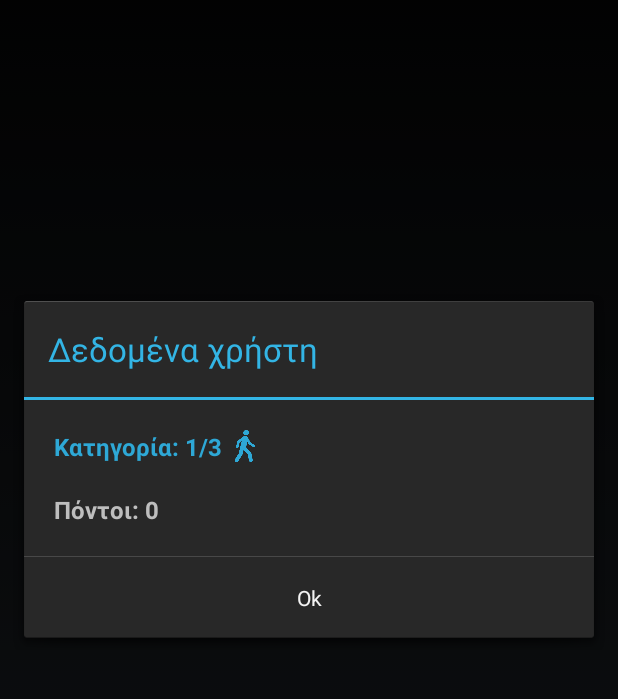
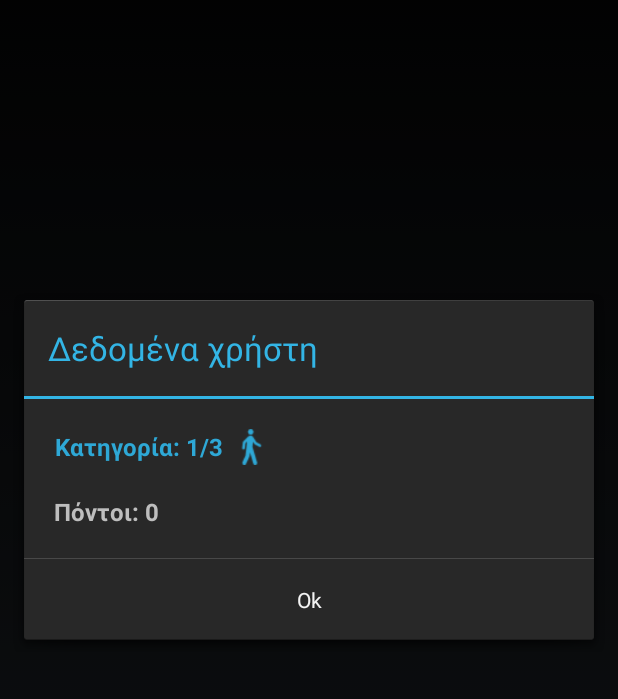
Before and after one commit to evabat/SDY60_GE5, an Android app: the screen it shows after launch (MapsActivity), in the options menu, after a tap on "Προβολή δεδομένων χρήστη", on a phone screen of 412 x 824 dp, the part 148-847 px from its top. Run offline under Robolectric (Android 15) with nearby library versions, the phone set to English and light mode, and no system bars; our stand-ins replace Firebase (no records; nobody signed in at launch, a user with empty details on screens opened directly).

Commit message:
fixed min sdk appearance issue and disabled horizontal mode

```diff
--- a/mobile/app/build.gradle
+++ b/mobile/app/build.gradle
@@ -9,6 +9,7 @@ android {
         versionCode 1
         versionName "1.0"
         testInstrumentationRunner "android.support.test.runner.AndroidJUnitRunner"
+        vectorDrawables.useSupportLibrary = true
     }
     buildTypes {
         release {
--- a/mobile/app/src/main/AndroidManifest.xml
+++ b/mobile/app/src/main/AndroidManifest.xml
@@ -15,7 +15,7 @@
 
     <application
         android:allowBackup="true"
-        android:icon="@mipmap/ic_launcher"
+        android:icon="@drawable/mappingicon"
         android:label="@string/app_name"
         android:roundIcon="@drawable/mappingicon"
         android:supportsRtl="true"
@@ -34,7 +34,9 @@
 
         <activity
             android:name=".MapsActivity"
-            android:label="@string/title_activity_maps">
+            android:label="@string/title_activity_maps"
+            android:screenOrientation="portrait"
+            android:configChanges="orientation|keyboardHidden">
             <intent-filter>
                 <action android:name="android.intent.action.MAIN" />
 
--- a/mobile/app/src/main/java/com/eap/sdy60/ge4/eva_b/mapping/MapsActivity.java
+++ b/mobile/app/src/main/java/com/eap/sdy60/ge4/eva_b/mapping/MapsActivity.java
@@ -604,7 +604,7 @@ public class MapsActivity extends FragmentActivity implements OnMapReadyCallback
                         int pathType = 0;
                         ArrayList<LatLng> pathArr = new ArrayList<>();
                         int i = 0;
-                        if (pathSnapshot.child("typeInt") != null) {
+                        if (pathSnapshot.child("typeInt") != null && pathSnapshot.child("typeInt").getValue() != null) {
                             pathType = Integer.parseInt(pathSnapshot.child("typeInt").getValue().toString());
                         }
                         for (DataSnapshot pointSnapshot : pathSnapshot.getChildren()) {
--- a/mobile/app/src/main/res/drawable/babycarticon.xml
+++ b/mobile/app/src/main/res/drawable/babycarticon.xml
@@ -2,7 +2,9 @@
 <layer-list xmlns:android="http://schemas.android.com/apk/res/android">
     <item
         android:drawable="@drawable/iconbabycart"
-        android:width="30dp"
-        android:height="22dp"
+        android:width="32dp"
+        android:height="24dp"
+        android:layout_marginLeft="10dp"
+        android:gravity="center_vertical"
         />
 </layer-list>
--- a/mobile/app/src/main/res/drawable/endicon.xml
+++ b/mobile/app/src/main/res/drawable/endicon.xml
@@ -2,7 +2,7 @@
 <layer-list xmlns:android="http://schemas.android.com/apk/res/android">
     <item
         android:drawable="@drawable/iconend"
-        android:width="29dp"
-        android:height="22dp"
+        android:width="32dp"
+        android:height="24dp"
         />
 </layer-list>
--- a/mobile/app/src/main/res/drawable/onfooticon.xml
+++ b/mobile/app/src/main/res/drawable/onfooticon.xml
@@ -2,7 +2,9 @@
 <layer-list xmlns:android="http://schemas.android.com/apk/res/android">
     <item
         android:drawable="@drawable/icononfoot"
-        android:width="22dp"
-        android:height="21dp"
+        android:width="32dp"
+        android:height="24dp"
+        android:layout_marginLeft="10dp"
+        android:gravity="center_vertical"
         />
 </layer-list>
--- a/mobile/app/src/main/res/drawable/putpointicon.xml
+++ b/mobile/app/src/main/res/drawable/putpointicon.xml
@@ -2,7 +2,7 @@
 <layer-list xmlns:android="http://schemas.android.com/apk/res/android">
     <item
         android:drawable="@drawable/iconputpoint"
-        android:width="27dp"
+        android:width="32dp"
         android:height="24dp"
         />
 </layer-list>
--- a/mobile/app/src/main/res/drawable/starticon.xml
+++ b/mobile/app/src/main/res/drawable/starticon.xml
@@ -2,7 +2,7 @@
 <layer-list xmlns:android="http://schemas.android.com/apk/res/android">
     <item
         android:drawable="@drawable/iconstart"
-        android:width="29dp"
-        android:height="22dp"
+        android:width="32dp"
+        android:height="24dp"
         />
 </layer-list>
--- a/mobile/app/src/main/res/drawable/undoicon.xml
+++ b/mobile/app/src/main/res/drawable/undoicon.xml
@@ -2,7 +2,7 @@
 <layer-list xmlns:android="http://schemas.android.com/apk/res/android">
     <item
         android:drawable="@drawable/iconundo"
-        android:width="27dp"
+        android:width="32dp"
         android:height="24dp"
         />
 </layer-list>
--- a/mobile/app/src/main/res/layout/activity_maps.xml
+++ b/mobile/app/src/main/res/layout/activity_maps.xml
@@ -31,7 +31,7 @@
             android:layout_alignParentTop="true"
             android:layout_alignParentEnd="true"
             android:layout_marginTop="60dp"
-            android:layout_marginRight="5dp"
+            android:layout_marginEnd="5dp"
             android:background="@drawable/endbtn"
             android:drawableStart="@drawable/endicon"
             android:paddingBottom="10dp"
@@ -39,9 +39,10 @@
             android:paddingStart="10dp"
             android:paddingTop="10dp"
             android:text="@string/end_button_label"
-            android:textAlignment="textEnd"
             android:textColor="@color/colorWhite"
-            android:textStyle="bold" />
+            android:textStyle="bold"
+            android:gravity="center"
+            android:textAlignment="center"/>
 
         <Button
             android:id="@+id/btnDelete"
@@ -58,7 +59,9 @@
             android:paddingStart="10dp"
             android:paddingTop="10dp"
             android:text="@string/delete_button_label"
-            android:textColor="@color/colorDeleteButtonTxt" />
+            android:textColor="@color/colorDeleteButtonTxt"
+            android:gravity="center"
+            android:textAlignment="center"/>
 
         <Button
             android:id="@+id/btnPutPoint"
@@ -75,7 +78,9 @@
             android:paddingStart="10dp"
             android:paddingTop="10dp"
             android:text="@string/put_point_button_label"
-            android:textColor="@color/colorPutPointButtonTxt" />
+            android:textColor="@color/colorPutPointButtonTxt"
+            android:gravity="center"
+            android:textAlignment="center"/>
 
         <Button
             android:id="@+id/btnStart"
@@ -91,8 +96,10 @@
             android:paddingStart="10dp"
             android:paddingTop="10dp"
             android:text="@string/start_button_label"
-            android:textAlignment="textEnd"
             android:textColor="@color/colorWhite"
-            android:textStyle="bold" />
+            android:textStyle="bold"
+            android:gravity="center"
+            android:textAlignment="center"
+            />
     </RelativeLayout>
 </FrameLayout>
--- a/mobile/app/src/main/res/layout/user_information.xml
+++ b/mobile/app/src/main/res/layout/user_information.xml
@@ -13,7 +13,9 @@ android:orientation="vertical">
     android:textColor="@color/colorHoloBlue"
     android:text="@string/category_level_text_label"
     android:textSize="16sp"
-    android:textStyle="bold" />
+    android:textStyle="bold"
+    android:gravity="center_vertical"
+    android:textAlignment="center"/>
 
 <TextView
     android:id="@+id/user_points"
@@ -22,5 +24,6 @@ android:orientation="vertical">
     android:padding="20dp"
     android:text="@string/user_points_text_label"
     android:textSize="16sp"
-    android:textStyle="bold" />
+    android:textStyle="bold"
+    android:textAlignment="textStart"/>
 </LinearLayout>
```
Also changed, not shown: mobile/app/src/main/res/drawable/bicycleicon.xml (+5 -2 lines), mobile/app/src/main/res/drawable/iconbabycart.png, mobile/app/src/main/res/drawable/iconbicycle.png, mobile/app/src/main/res/drawable/iconend.png, mobile/app/src/main/res/drawable/iconmapping.png, mobile/app/src/main/res/drawable/icononfoot.png, mobile/app/src/main/res/drawable/iconputpoint.png, mobile/app/src/main/res/drawable/iconstart.png, mobile/app/src/main/res/drawable/iconundo.png.
